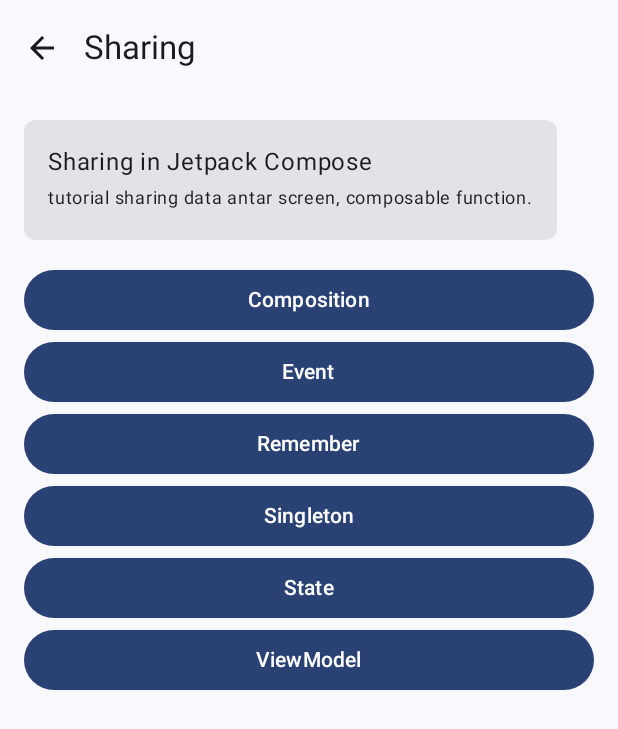
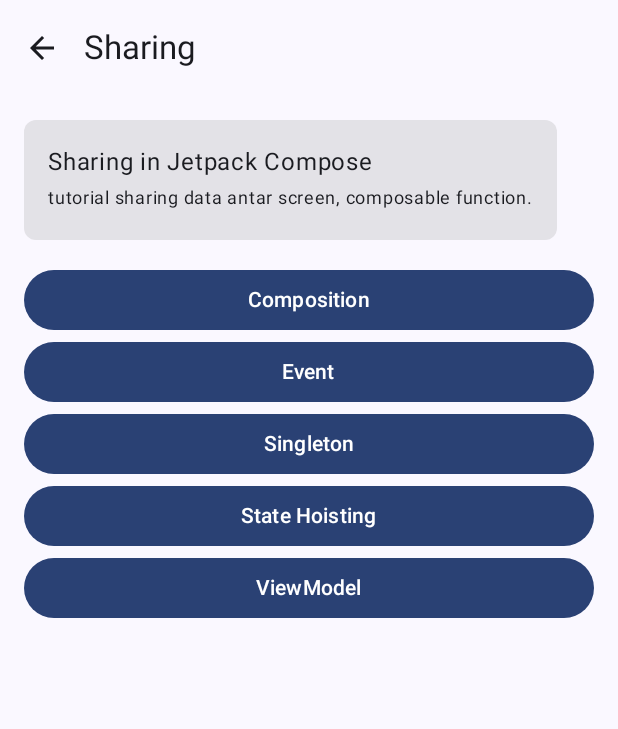
Before and after one commit to kazuiains/OptimizeSample, an Android app built with Jetpack Compose: the SharingScreen screen opened through its navigation route, on a phone screen of 412 x 824 dp. Shown: the top 729 px of the screen. Run offline under Robolectric (Android 15) with nearby library versions, the phone set to English and light mode, and no system bars; our stand-ins replace Dagger/Hilt's generated code.

Commit message:
refactor: state hoisting

```diff
--- a/app/src/main/java/id/adiyusuf/optimizesample/MainActivity.kt
+++ b/app/src/main/java/id/adiyusuf/optimizesample/MainActivity.kt
@@ -50,7 +50,6 @@ import id.adiyusuf.optimizesample.screen.result.viewmodel.ResultVmScreen
 import id.adiyusuf.optimizesample.screen.sharing.SharingScreen
 import id.adiyusuf.optimizesample.screen.sharing.composition.SharingCompositionScreen
 import id.adiyusuf.optimizesample.screen.sharing.event.SharingEventScreen
-import id.adiyusuf.optimizesample.screen.sharing.remember.SharingRememberScreen
 import id.adiyusuf.optimizesample.screen.sharing.singleton.SharingSingletonScreen
 import id.adiyusuf.optimizesample.screen.sharing.state.SharingStateScreen
 import id.adiyusuf.optimizesample.screen.sharing.viewmodel.NextScreen
@@ -165,9 +164,6 @@ fun NavGraphBuilder.sharingNavigation() {
         composable("sharing/event") {
             SharingEventScreen()
         }
-        composable("sharing/remember") {
-            SharingRememberScreen()
-        }
         composable("sharing/singleton") {
             SharingSingletonScreen()
         }
--- a/app/src/main/java/id/adiyusuf/optimizesample/screen/sharing/SharingScreen.kt
+++ b/app/src/main/java/id/adiyusuf/optimizesample/screen/sharing/SharingScreen.kt
@@ -72,14 +72,6 @@ fun SharingScreen(
         Button(
             modifier = Modifier.fillMaxWidth(),
             onClick = {
-                navController.navigate("sharing/remember")
-            }
-        ) {
-            Text("Remember")
-        }
-        Button(
-            modifier = Modifier.fillMaxWidth(),
-            onClick = {
                 navController.navigate("sharing/singleton")
             }
         ) {
@@ -91,7 +83,7 @@ fun SharingScreen(
                 navController.navigate("sharing/state")
             }
         ) {
-            Text("State")
+            Text("State Hoisting")
         }
         Button(
             modifier = Modifier.fillMaxWidth(),
```
Also changed, not shown: app/src/main/java/id/adiyusuf/optimizesample/screen/sharing/remember/SharingRememberScreen.kt (deleted, +0 -9 lines), app/src/main/java/id/adiyusuf/optimizesample/screen/sharing/remember/SharingRememberViewModel.kt (deleted, +0 -10 lines), app/src/main/java/id/adiyusuf/optimizesample/screen/sharing/state/SharingStateScreen.kt (+68 -1 lines), app/src/main/java/id/adiyusuf/optimizesample/screen/sharing/state/SharingStateViewModel.kt (deleted, +0 -10 lines).
